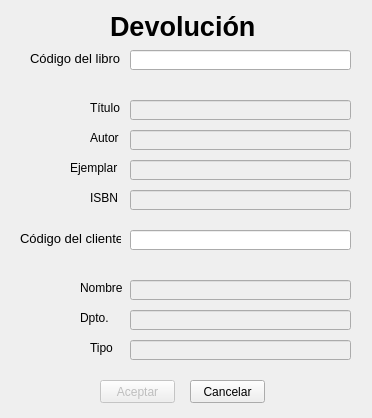
Before: the Qt Designer form devolucion.ui in AdrianPrietoLozano/biblioteca, drawn with Qt 5.
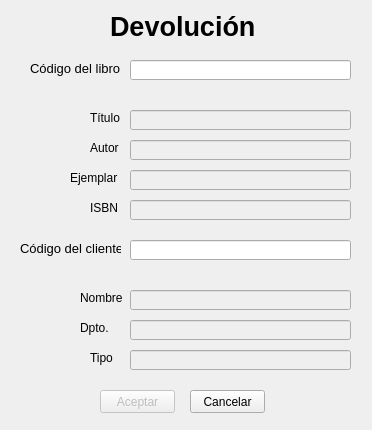
After: the same form once the commit is applied.

Diff of the .ui file:
```diff
--- a/devolucion.ui
+++ b/devolucion.ui
@@ -7,19 +7,19 @@
     <x>0</x>
     <y>0</y>
     <width>372</width>
-    <height>418</height>
+    <height>430</height>
    </rect>
   </property>
   <property name="minimumSize">
    <size>
     <width>372</width>
-    <height>418</height>
+    <height>430</height>
    </size>
   </property>
   <property name="maximumSize">
    <size>
     <width>372</width>
-    <height>418</height>
+    <height>430</height>
    </size>
   </property>
   <property name="windowTitle">
@@ -49,7 +49,7 @@
    <property name="geometry">
     <rect>
      <x>90</x>
-     <y>190</y>
+     <y>200</y>
      <width>31</width>
      <height>16</height>
     </rect>
@@ -70,7 +70,7 @@
    <property name="geometry">
     <rect>
      <x>130</x>
-     <y>280</y>
+     <y>290</y>
      <width>221</width>
      <height>20</height>
     </rect>
@@ -80,7 +80,7 @@
    <property name="geometry">
     <rect>
      <x>130</x>
-     <y>230</y>
+     <y>240</y>
      <width>221</width>
      <height>20</height>
     </rect>
@@ -93,7 +93,7 @@
    <property name="geometry">
     <rect>
      <x>100</x>
-     <y>380</y>
+     <y>390</y>
      <width>75</width>
      <height>23</height>
     </rect>
@@ -106,7 +106,7 @@
    <property name="geometry">
     <rect>
      <x>30</x>
-     <y>50</y>
+     <y>60</y>
      <width>91</width>
      <height>16</height>
     </rect>
@@ -124,7 +124,7 @@
    <property name="geometry">
     <rect>
      <x>130</x>
-     <y>70</y>
+     <y>80</y>
      <width>221</width>
      <height>16</height>
     </rect>
@@ -140,7 +140,7 @@
    <property name="geometry">
     <rect>
      <x>130</x>
-     <y>160</y>
+     <y>170</y>
      <width>221</width>
      <height>20</height>
     </rect>
@@ -153,7 +153,7 @@
    <property name="geometry">
     <rect>
      <x>130</x>
-     <y>190</y>
+     <y>200</y>
      <width>221</width>
      <height>20</height>
     </rect>
@@ -166,7 +166,7 @@
    <property name="geometry">
     <rect>
      <x>130</x>
-     <y>100</y>
+     <y>110</y>
      <width>221</width>
      <height>20</height>
     </rect>
@@ -179,7 +179,7 @@
    <property name="geometry">
     <rect>
      <x>130</x>
-     <y>130</y>
+     <y>140</y>
      <width>221</width>
      <height>20</height>
     </rect>
@@ -189,7 +189,7 @@
    <property name="geometry">
     <rect>
      <x>80</x>
-     <y>280</y>
+     <y>290</y>
      <width>51</width>
      <height>16</height>
     </rect>
@@ -207,7 +207,7 @@
    <property name="geometry">
     <rect>
      <x>130</x>
-     <y>250</y>
+     <y>260</y>
      <width>221</width>
      <height>16</height>
     </rect>
@@ -220,7 +220,7 @@
    <property name="geometry">
     <rect>
      <x>20</x>
-     <y>230</y>
+     <y>240</y>
      <width>101</width>
      <height>16</height>
     </rect>
@@ -241,7 +241,7 @@
    <property name="geometry">
     <rect>
      <x>130</x>
-     <y>310</y>
+     <y>320</y>
      <width>221</width>
      <height>20</height>
     </rect>
@@ -251,7 +251,7 @@
    <property name="geometry">
     <rect>
      <x>90</x>
-     <y>340</y>
+     <y>350</y>
      <width>31</width>
      <height>16</height>
     </rect>
@@ -269,7 +269,7 @@
    <property name="geometry">
     <rect>
      <x>90</x>
-     <y>100</y>
+     <y>110</y>
      <width>31</width>
      <height>16</height>
     </rect>
@@ -287,7 +287,7 @@
    <property name="geometry">
     <rect>
      <x>70</x>
-     <y>160</y>
+     <y>170</y>
      <width>51</width>
      <height>16</height>
     </rect>
@@ -305,7 +305,7 @@
    <property name="geometry">
     <rect>
      <x>80</x>
-     <y>310</y>
+     <y>320</y>
      <width>41</width>
      <height>16</height>
     </rect>
@@ -323,7 +323,7 @@
    <property name="geometry">
     <rect>
      <x>190</x>
-     <y>380</y>
+     <y>390</y>
      <width>75</width>
      <height>23</height>
     </rect>
@@ -336,7 +336,7 @@
    <property name="geometry">
     <rect>
      <x>90</x>
-     <y>130</y>
+     <y>140</y>
      <width>31</width>
      <height>16</height>
     </rect>
@@ -357,7 +357,7 @@
    <property name="geometry">
     <rect>
      <x>130</x>
-     <y>340</y>
+     <y>350</y>
      <width>221</width>
      <height>20</height>
     </rect>
@@ -367,7 +367,7 @@
    <property name="geometry">
     <rect>
      <x>130</x>
-     <y>50</y>
+     <y>60</y>
      <width>221</width>
      <height>20</height>
     </rect>
```
Left out of the diff: 13 changed lines with no effect on the pictures.
